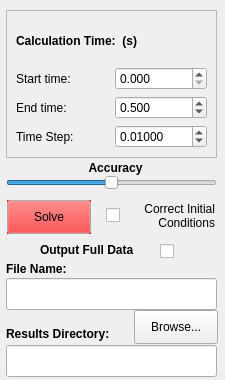
Above: TaskPanelDapSolver.ui from NikraDAP/FreeCAD-NikraDAP before the change. Below: the same form after it.
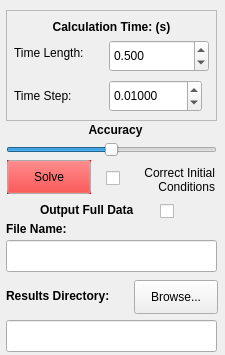
That is the form after the change.

What changed in the file:
```diff
--- a/TaskPanelDapSolver.ui
+++ b/TaskPanelDapSolver.ui
@@ -7,19 +7,19 @@
     <x>0</x>
     <y>0</y>
     <width>225</width>
-    <height>380</height>
+    <height>355</height>
    </rect>
   </property>
   <property name="minimumSize">
    <size>
     <width>225</width>
-    <height>380</height>
+    <height>355</height>
    </size>
   </property>
   <property name="maximumSize">
    <size>
     <width>225</width>
-    <height>380</height>
+    <height>355</height>
    </size>
   </property>
   <property name="windowTitle">
@@ -29,7 +29,7 @@
    <property name="geometry">
     <rect>
      <x>6</x>
-     <y>325</y>
+     <y>287</y>
      <width>131</width>
      <height>18</height>
     </rect>
@@ -42,7 +42,7 @@
    <property name="geometry">
     <rect>
      <x>6</x>
-     <y>345</y>
+     <y>320</y>
      <width>211</width>
      <height>32</height>
     </rect>
@@ -55,7 +55,7 @@
    <property name="geometry">
     <rect>
      <x>134</x>
-     <y>310</y>
+     <y>280</y>
      <width>84</width>
      <height>34</height>
     </rect>
@@ -76,7 +76,7 @@
      <x>6</x>
      <y>10</y>
      <width>211</width>
-     <height>148</height>
+     <height>111</height>
     </rect>
    </property>
    <property name="frameShape">
@@ -85,37 +85,41 @@
    <property name="frameShadow">
     <enum>QFrame::Raised</enum>
    </property>
-   <layout class="QGridLayout" name="gridLayout_3">
-    <item row="2" column="0">
      <widget class="QLabel" name="label_3">
+    <property name="geometry">
+     <rect>
+      <x>8</x>
+      <y>34</y>
+      <width>91</width>
+      <height>18</height>
+     </rect>
+    </property>
       <property name="text">
-       <string>End time:</string>
-      </property>
-     </widget>
-    </item>
-    <item row="3" column="0">
+     <string>Time Length:</string>
+    </property>
+   </widget>
      <widget class="QLabel" name="label_4">
+    <property name="geometry">
+     <rect>
+      <x>8</x>
+      <y>76</y>
+      <width>64</width>
+      <height>20</height>
+     </rect>
+    </property>
       <property name="text">
        <string>Time Step:</string>
       </property>
      </widget>
-    </item>
-    <item row="1" column="1">
-     <widget class="QDoubleSpinBox" name="startTime">
-      <property name="decimals">
-       <number>3</number>
-      </property>
-     </widget>
-    </item>
-    <item row="1" column="0">
-     <widget class="QLabel" name="label_2">
-      <property name="text">
-       <string>Start time:</string>
-      </property>
-     </widget>
-    </item>
-    <item row="2" column="1">
      <widget class="QDoubleSpinBox" name="endTime">
+    <property name="geometry">
+     <rect>
+      <x>103</x>
+      <y>30</y>
+      <width>100</width>
+      <height>32</height>
+     </rect>
+    </property>
       <property name="decimals">
        <number>3</number>
       </property>
@@ -126,9 +130,15 @@
        <double>0.500000000000000</double>
       </property>
      </widget>
-    </item>
-    <item row="3" column="1">
      <widget class="QDoubleSpinBox" name="reportingTime">
+    <property name="geometry">
+     <rect>
+      <x>103</x>
+      <y>70</y>
+      <width>93</width>
+      <height>32</height>
+     </rect>
+    </property>
       <property name="decimals">
        <number>5</number>
       </property>
@@ -139,9 +149,15 @@
        <double>0.010000000000000</double>
       </property>
      </widget>
-    </item>
-    <item row="0" column="0" colspan="2">
      <widget class="QLabel" name="label">
+    <property name="geometry">
+     <rect>
+      <x>10</x>
+      <y>8</y>
+      <width>191</width>
+      <height>18</height>
+     </rect>
+    </property>
       <property name="font">
        <font>
         <weight>75</weight>
@@ -149,11 +165,9 @@
        </font>
       </property>
       <property name="text">
-       <string>Calculation Time:  (s)</string>
-      </property>
-     </widget>
-    </item>
-   </layout>
+     <string>&lt;html&gt;&lt;head/&gt;&lt;body&gt;&lt;p align=&quot;center&quot;&gt;Calculation Time:  (s)&lt;/p&gt;&lt;/body&gt;&lt;/html&gt;</string>
+    </property>
+   </widget>
   </widget>
   <widget class="QPushButton" name="solveButton">
    <property name="enabled">
@@ -162,7 +176,7 @@
    <property name="geometry">
     <rect>
      <x>7</x>
-     <y>200</y>
+     <y>160</y>
      <width>84</width>
      <height>34</height>
     </rect>
@@ -224,7 +238,7 @@
    <property name="geometry">
     <rect>
      <x>6</x>
-     <y>173</y>
+     <y>140</y>
      <width>211</width>
      <height>20</height>
     </rect>
@@ -249,7 +263,7 @@
    <property name="geometry">
     <rect>
      <x>70</x>
-     <y>158</y>
+     <y>120</y>
      <width>91</width>
      <height>20</height>
     </rect>
@@ -262,7 +276,7 @@
    <property name="geometry">
     <rect>
      <x>106</x>
-     <y>200</y>
+     <y>163</y>
      <width>21</width>
      <height>31</height>
     </rect>
@@ -275,7 +289,7 @@
    <property name="geometry">
     <rect>
      <x>124</x>
-     <y>196</y>
+     <y>160</y>
      <width>91</width>
      <height>41</height>
     </rect>
@@ -288,7 +302,7 @@
    <property name="geometry">
     <rect>
      <x>6</x>
-     <y>278</y>
+     <y>240</y>
      <width>211</width>
      <height>32</height>
     </rect>
@@ -301,7 +315,7 @@
    <property name="geometry">
     <rect>
      <x>6</x>
-     <y>260</y>
+     <y>220</y>
      <width>91</width>
      <height>18</height>
     </rect>
@@ -314,7 +328,7 @@
    <property name="geometry">
     <rect>
      <x>160</x>
-     <y>240</y>
+     <y>200</y>
      <width>31</width>
      <height>22</height>
     </rect>
@@ -327,7 +341,7 @@
    <property name="geometry">
     <rect>
      <x>40</x>
-     <y>240</y>
+     <y>200</y>
      <width>121</width>
      <height>20</height>
     </rect>
```
Lines whose indentation alone changed are shown as unchanged.
